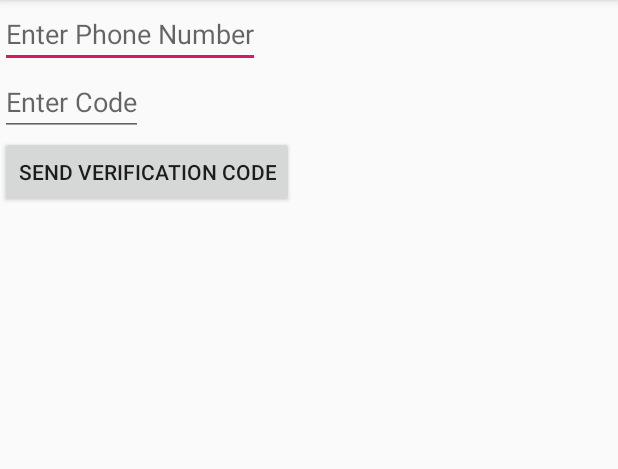
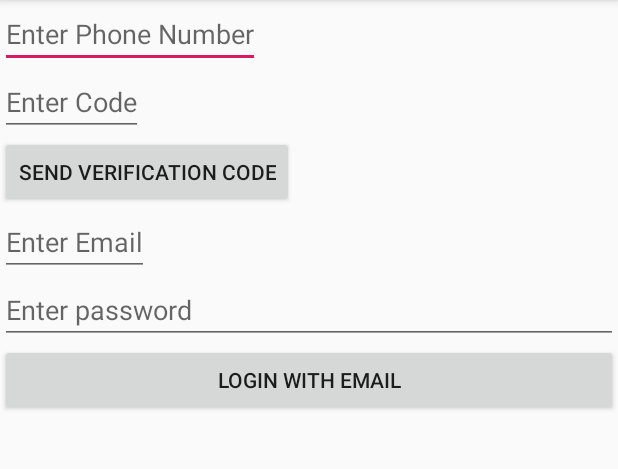
Before and after one commit to AmirBabaei/SChat, an Android app: the screen it shows after launch (MainActivity), on a phone screen of 412 x 824 dp, the part 84-553 px from its top. Run offline under Robolectric (Android 15) with nearby library versions, the phone set to English and light mode, and no system bars; our stand-ins replace Firebase (no records; nobody signed in at launch, a user with empty details on screens opened directly).

Commit message:
didn't finish login with email just added fields and variables

```diff
--- a/app/build.gradle
+++ b/app/build.gradle
@@ -25,6 +25,7 @@ dependencies {
 
     implementation 'com.google.firebase:firebase-core:16.0.9'
     implementation 'com.google.firebase:firebase-auth:17.0.0'
+    implementation 'com.google.android.gms:play-services-auth:16.0.1'
 
     testImplementation 'junit:junit:4.12'
     androidTestImplementation 'com.android.support.test:runner:1.0.2'
--- a/app/src/main/java/com/example/schat/MainActivity.java
+++ b/app/src/main/java/com/example/schat/MainActivity.java
@@ -25,6 +25,8 @@ public class MainActivity extends AppCompatActivity {
 
     private EditText mPhoneNumber, mCode;
     private Button mSend;
+    private EditText mEmail, mPassword;
+    private Button mLoginEmail;
 
     private PhoneAuthProvider.OnVerificationStateChangedCallbacks mCallbacks;
 
@@ -37,10 +39,27 @@ public class MainActivity extends AppCompatActivity {
 
         userIsLoggedIn();
 
-        mPhoneNumber = findViewById(R.id.phoneNumher);
+        //EMAIL LOGIN STUFF
+        mEmail = findViewById(R.id.Email);
+        mPassword = findViewById(R.id.password);
+        mLoginEmail = findViewById(R.id.Email_btn);
+
+        mLoginEmail.setOnClickListener(new View.OnClickListener() {
+            @Override
+            public void onClick(View v) {
+                if(m)
+            }
+        });
+
+
+
+
+
+        mPhoneNumber = findViewById(R.id.phoneNumber);
         mCode = findViewById(R.id.code);
 
         mSend = findViewById(R.id.send);
+
 
         mSend.setOnClickListener(new View.OnClickListener()
         {
--- a/app/src/main/res/layout/activity_main.xml
+++ b/app/src/main/res/layout/activity_main.xml
@@ -13,7 +13,7 @@
         android:layout_width="wrap_content"
         android:layout_height="wrap_content"
         android:hint="Enter Phone Number"
-        android:id="@+id/phoneNumher"
+        android:id="@+id/phoneNumber"
         />
     <EditText
         android:layout_width="wrap_content"
@@ -28,6 +28,25 @@
         android:id="@+id/send"
         />
 
+    <EditText
+        android:id="@+id/Email"
+        android:layout_width="wrap_content"
+        android:layout_height="wrap_content"
+        android:hint="Enter Email" />
+
+    <EditText
+        android:id="@+id/password"
+        android:layout_width="match_parent"
+        android:layout_height="wrap_content"
+        android:ems="10"
+        android:hint="Enter password"
+        android:inputType="textPassword" />
+
+    <Button
+        android:id="@+id/Email_btn"
+        android:layout_width="match_parent"
+        android:layout_height="wrap_content"
+        android:text="Login with Email" />
 
 
 </LinearLayout>
--- a/build.gradle
+++ b/build.gradle
@@ -8,7 +8,7 @@ buildscript {
     }
     dependencies {
         classpath 'com.android.tools.build:gradle:3.4.0'
-        classpath 'com.google.gms:google-services:4.0.0'
+        classpath 'com.google.gms:google-services:4.2.0'
 
         // NOTE: Do not place your application dependencies here; they belong
         // in the individual module build.gradle files
```
